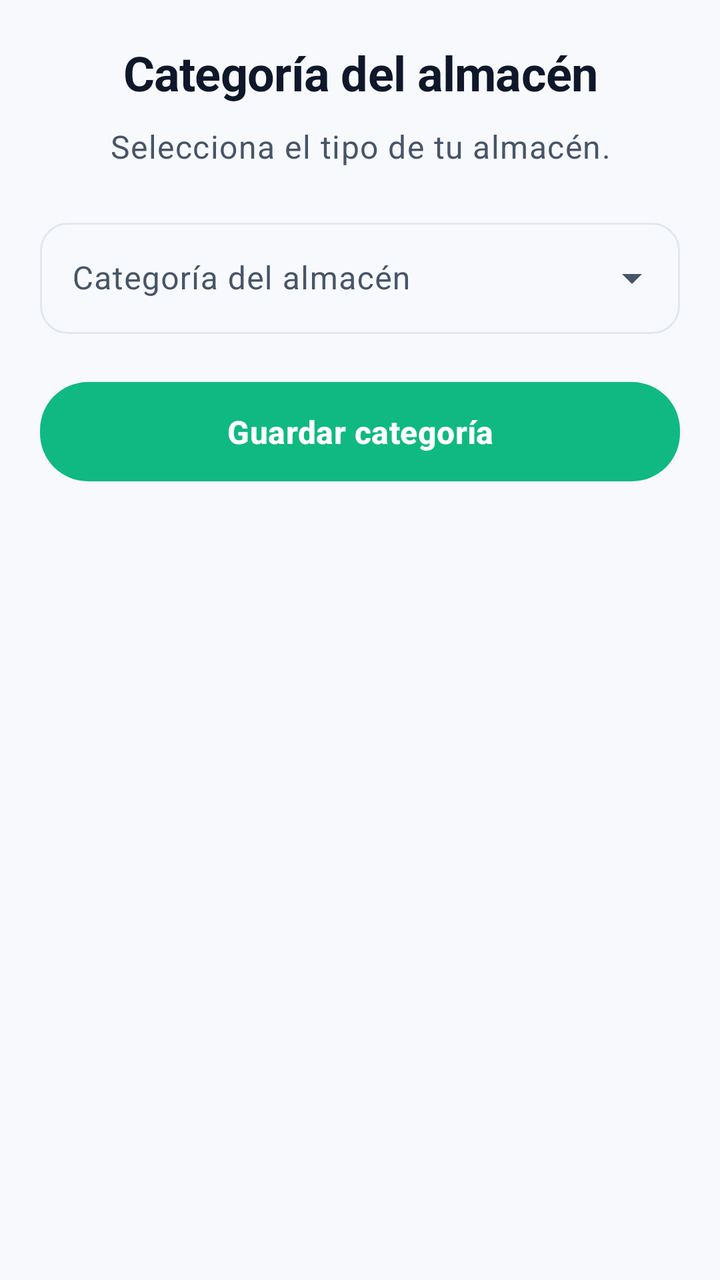
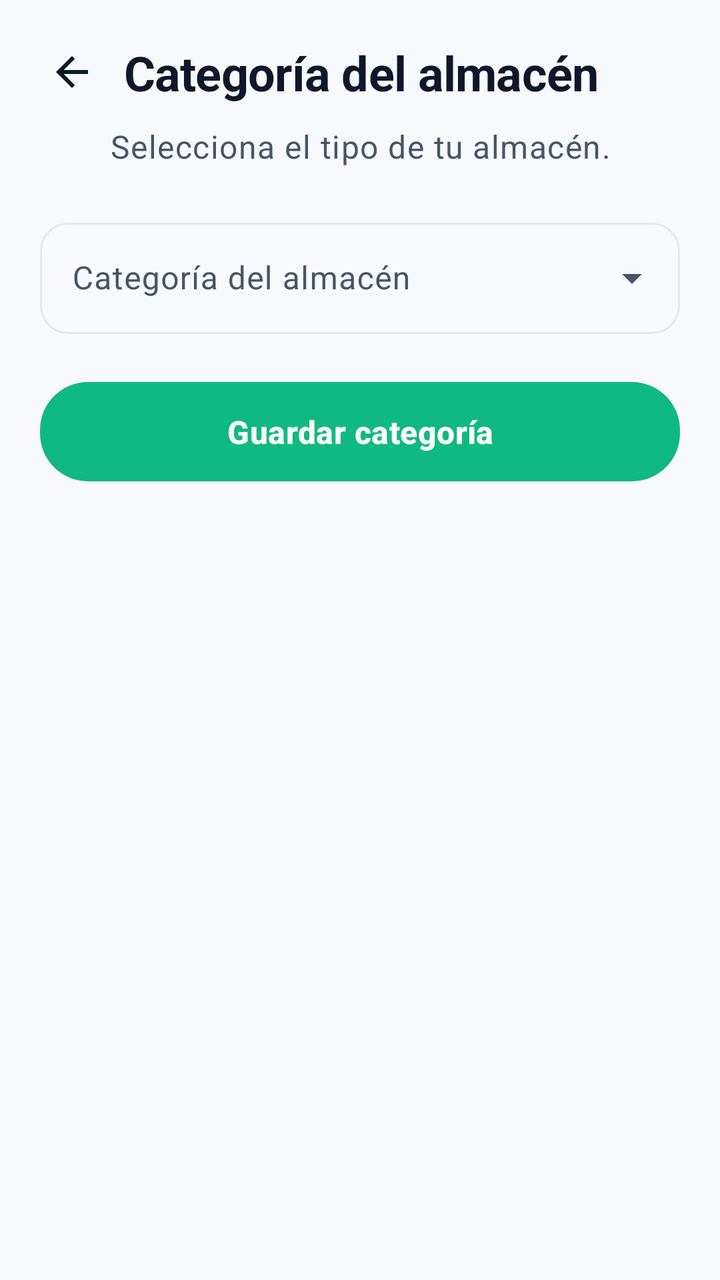

Screens rendered from an Android XML layout before and after an edit, with the pre-edit source and the edit as a unified diff.
<!-- AndroidManifest.xml: application theme Theme.RutaAlmacen -->
<!-- res/layout/activity_categoria_almacen.xml -->
<?xml version="1.0" encoding="utf-8"?>
<androidx.constraintlayout.widget.ConstraintLayout xmlns:android="http://schemas.android.com/apk/res/android"
    xmlns:app="http://schemas.android.com/apk/res-auto"
    xmlns:tools="http://schemas.android.com/tools"
    android:id="@+id/contenedor_categoria_almacen"
    android:layout_width="match_parent"
    android:layout_height="match_parent"
    android:background="@color/fondo_app"
    android:padding="@dimen/margen_pantalla"
    tools:context=".CategoriaAlmacenActivity">

    <TextView
        android:id="@+id/texto_titulo_categoria_almacen"
        android:layout_width="0dp"
        android:layout_height="wrap_content"
        android:gravity="center"
        android:text="Categoría del almacén"
        android:textAppearance="@style/TextAppearance.RutaAlmacen.Vendedor.TitleLarge"
        app:layout_constraintEnd_toEndOf="parent"
        app:layout_constraintStart_toStartOf="parent"
        app:layout_constraintTop_toTopOf="parent" />

    <TextView
        android:id="@+id/texto_descripcion_categoria_almacen"
        android:layout_width="0dp"
        android:layout_height="wrap_content"
        android:layout_marginTop="@dimen/espacio_sm"
        android:gravity="center"
        android:text="Selecciona el tipo de tu almacén."
        android:textAppearance="@style/TextAppearance.RutaAlmacen.Vendedor.BodyMedium"
        app:layout_constraintEnd_toEndOf="parent"
        app:layout_constraintStart_toStartOf="parent"
        app:layout_constraintTop_toBottomOf="@id/texto_titulo_categoria_almacen" />

    <com.google.android.material.textfield.TextInputLayout
        android:id="@+id/contenedor_campo_categoria_almacen"
        style="@style/Widget.Material3.TextInputLayout.OutlinedBox.ExposedDropdownMenu"
        android:layout_width="0dp"
        android:layout_height="wrap_content"
        android:layout_marginTop="@dimen/espacio_lg"
        android:hint="Categoría del almacén"
        app:endIconMode="dropdown_menu"
        app:hintTextAppearance="@style/TextAppearance.RutaAlmacen.Vendedor.BodyMedium"
        app:layout_constraintEnd_toEndOf="parent"
        app:layout_constraintStart_toStartOf="parent"
        app:layout_constraintTop_toBottomOf="@id/texto_descripcion_categoria_almacen">

        <AutoCompleteTextView
            android:id="@+id/campo_categoria_almacen"
            android:layout_width="match_parent"
            android:layout_height="wrap_content"
            android:inputType="none" />
    </com.google.android.material.textfield.TextInputLayout>

    <com.google.android.material.button.MaterialButton
        android:id="@+id/boton_guardar_categoria"
        android:layout_width="0dp"
        android:layout_height="wrap_content"
        android:layout_marginTop="@dimen/espacio_lg"
        android:text="Guardar categoría"
        app:layout_constraintEnd_toEndOf="parent"
        app:layout_constraintStart_toStartOf="parent"
        app:layout_constraintTop_toBottomOf="@id/contenedor_campo_categoria_almacen" />

</androidx.constraintlayout.widget.ConstraintLayout>
<!-- resources referenced by this layout -->
<resources>
  <color name="fondo_app">#FFF7F9FC</color>
  <dimen name="espacio_lg">20dp</dimen>
  <dimen name="espacio_sm">10dp</dimen>
  <dimen name="margen_pantalla">20dp</dimen>
  <style name="TextAppearance.RutaAlmacen.Vendedor.BodyMedium" parent="TextAppearance.Material3.BodyLarge">
          <item name="android:textSize">@dimen/texto_cuerpo_lg</item>
          <item name="android:textColor">@color/texto_secundario</item>
      </style>
  <style name="TextAppearance.RutaAlmacen.Vendedor.TitleLarge" parent="TextAppearance.Material3.HeadlineMedium">
          <item name="android:textSize">@dimen/texto_titulo_xl</item>
          <item name="android:textColor">@color/texto_principal</item>
          <item name="android:textStyle">bold</item>
          <item name="android:letterSpacing">-0.01</item>
      </style>
  <style name="Theme.RutaAlmacen" parent="Base.Theme.RutaAlmacen" />
  <dimen name="texto_cuerpo_lg">16sp</dimen>
  <color name="texto_secundario">#FF475569</color>
  <dimen name="texto_titulo_xl">24sp</dimen>
  <color name="texto_principal">#FF0F172A</color>
  <color name="colorPrimary">#FF10B981</color>
  <color name="colorOnPrimary">#FFFFFFFF</color>
  <color name="colorPrimaryLight">#FFD1FAE5</color>
  <color name="texto_en_pastel">#FF0F766E</color>
  <color name="colorSecondary">#FFF59E0B</color>
  <color name="colorOnSecondary">#FFFFFFFF</color>
  <color name="colorSecondaryLight">#FFFEF3C7</color>
  <color name="colorTertiary">#FF6366F1</color>
  <color name="colorTertiaryLight">#FFE0E7FF</color>
  <color name="colorAccent">#FFEF4444</color>
  <color name="colorAccentLight">#FFFEE2E2</color>
  <color name="fondo_card">#FFFFFFFF</color>
  <color name="borde_sutil">#FFE2E8F0</color>
  <color name="divisor">#FFF1F5F9</color>
  <style name="Widget.RutaAlmacen.CardView" parent="Widget.Material3.CardView.Filled">
          <item name="cardCornerRadius">@dimen/radio_card</item>
          <item name="cardElevation">@dimen/elevacion_card</item>
          <item name="cardBackgroundColor">@color/fondo_card</item>
          <item name="strokeWidth">0dp</item>
          <item name="cardUseCompatPadding">true</item>
      </style>
  <style name="Widget.RutaAlmacen.Button" parent="Widget.Material3.Button">
          <item name="cornerRadius">@dimen/radio_boton</item>
          <item name="android:minHeight">@dimen/alto_boton</item>
          <item name="android:textSize">@dimen/texto_titulo_sm</item>
          <item name="android:textStyle">bold</item>
          <item name="android:letterSpacing">0.01</item>
          <item name="android:paddingTop">14dp</item>
          <item name="android:paddingBottom">14dp</item>
          <item name="android:textAllCaps">false</item>
          <item name="iconPadding">10dp</item>
      </style>
  <dimen name="radio_card">20dp</dimen>
  <dimen name="elevacion_card">4dp</dimen>
  <dimen name="radio_boton">24dp</dimen>
  <dimen name="alto_boton">56dp</dimen>
  <dimen name="texto_titulo_sm">16sp</dimen>
  <dimen name="radio_input">14dp</dimen>
  <!-- unchanged entries left out for length: 2 -->
</resources>

<!-- the commit's change to res/layout/activity_categoria_almacen.xml (unified diff, before → after) -->
@@ -9,16 +9,29 @@
     android:padding="@dimen/margen_pantalla"
     tools:context=".CategoriaAlmacenActivity">
 
+    <androidx.appcompat.widget.AppCompatImageButton
+        android:id="@+id/boton_volver_categoria"
+        android:layout_width="@dimen/ancho_icono_grande"
+        android:layout_height="@dimen/ancho_icono_grande"
+        android:background="?attr/selectableItemBackgroundBorderless"
+        android:contentDescription="Volver"
+        android:src="@drawable/ic_volver"
+        app:layout_constraintStart_toStartOf="parent"
+        app:layout_constraintTop_toTopOf="parent"
+        app:tint="@color/texto_principal" />
+
     <TextView
         android:id="@+id/texto_titulo_categoria_almacen"
         android:layout_width="0dp"
         android:layout_height="wrap_content"
-        android:gravity="center"
+        android:layout_marginStart="@dimen/espacio_sm"
+        android:gravity="start"
         android:text="Categoría del almacén"
         android:textAppearance="@style/TextAppearance.RutaAlmacen.Vendedor.TitleLarge"
+        app:layout_constraintBottom_toBottomOf="@id/boton_volver_categoria"
         app:layout_constraintEnd_toEndOf="parent"
-        app:layout_constraintStart_toStartOf="parent"
-        app:layout_constraintTop_toTopOf="parent" />
+        app:layout_constraintStart_toEndOf="@id/boton_volver_categoria"
+        app:layout_constraintTop_toTopOf="@id/boton_volver_categoria" />
 
     <TextView
         android:id="@+id/texto_descripcion_categoria_almacen"
<!-- resource entries referenced after the edit -->
@@ -4,6 +4,17 @@
   <dimen name="espacio_lg">20dp</dimen>
   <dimen name="espacio_sm">10dp</dimen>
   <dimen name="margen_pantalla">20dp</dimen>
+  <!-- drawable ic_volver (drawable) -->
+  <vector xmlns:android="http://schemas.android.com/apk/res/android"
+      android:width="24dp"
+      android:height="24dp"
+      android:viewportWidth="24"
+      android:viewportHeight="24"
+      android:tint="?attr/colorControlNormal">
+      <path
+          android:fillColor="@android:color/white"
+          android:pathData="M20,11H7.83l5.59,-5.59L12,4l-8,8 8,8 1.41,-1.41L7.83,13H20v-2z" />
+  </vector>
   <style name="TextAppearance.RutaAlmacen.Vendedor.BodyMedium" parent="TextAppearance.Material3.BodyLarge">
           <item name="android:textSize">@dimen/texto_cuerpo_lg</item>
           <item name="android:textColor">@color/texto_secundario</item>
@@ -19,6 +30,7 @@
   <color name="texto_secundario">#FF475569</color>
   <dimen name="texto_titulo_xl">24sp</dimen>
   <color name="texto_principal">#FF0F172A</color>
+  <dimen name="ancho_icono_grande">32dp</dimen>
   <color name="colorPrimary">#FF10B981</color>
   <color name="colorOnPrimary">#FFFFFFFF</color>
   <color name="colorPrimaryLight">#FFD1FAE5</color>
